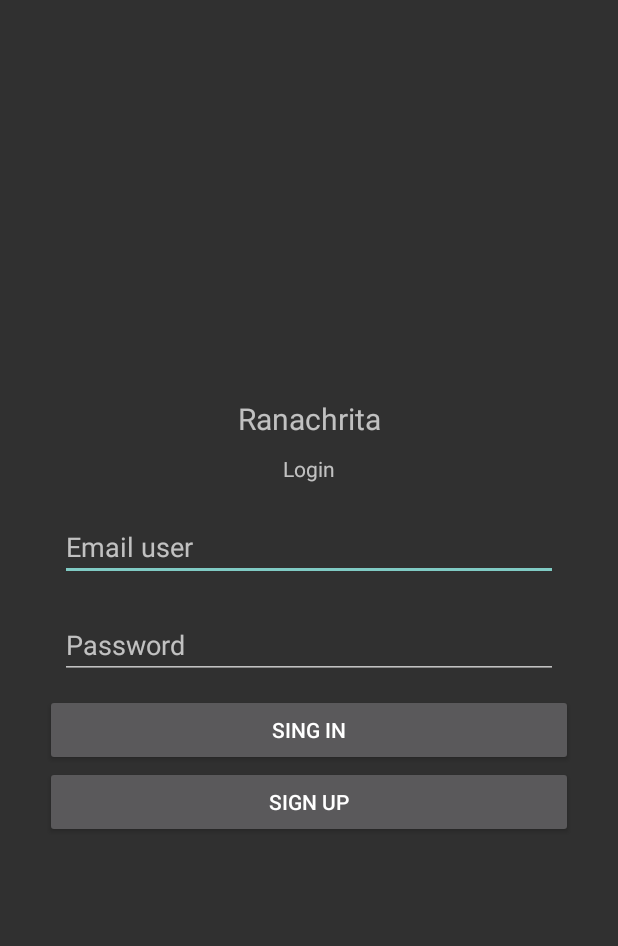
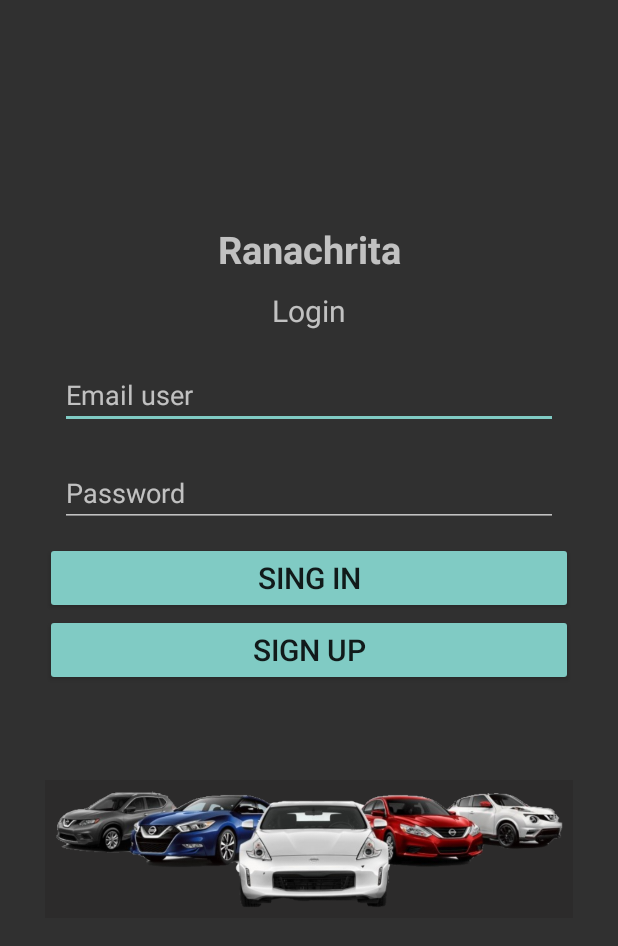
Before and after one commit to RIOlivaresV/car-rental-ranachrita, an Android app: the screen it shows after launch (MainActivity), on a phone screen of 412 x 824 dp. Shown: the top 946 px of the screen. Run offline under Robolectric (Android 15) with nearby library versions, the phone set to English and light mode, and no system bars; our stand-ins replace Firebase (no records; nobody signed in at launch, a user with empty details on screens opened directly).

Commit message:
1 August - Login Style changed

```diff
--- a/app/src/main/res/layout/fragment_login.xml
+++ b/app/src/main/res/layout/fragment_login.xml
@@ -1,5 +1,6 @@
 <?xml version="1.0" encoding="utf-8"?>
 <FrameLayout xmlns:android="http://schemas.android.com/apk/res/android"
+    xmlns:app="http://schemas.android.com/apk/res-auto"
     xmlns:tools="http://schemas.android.com/tools"
     android:layout_width="match_parent"
     android:layout_height="match_parent"
@@ -20,7 +21,8 @@
             android:layout_height="wrap_content"
             android:gravity="center"
             android:text="Ranachrita"
-            android:textSize="20sp" />
+            android:textStyle="bold"
+            android:textSize="25sp" />
 
         <TextView
             android:id="@+id/titleLogin"
@@ -28,6 +30,7 @@
             android:layout_height="wrap_content"
             android:layout_margin="10sp"
             android:gravity="center"
+            android:textSize="20sp"
             android:text="Login" />
 
         <EditText
@@ -35,7 +38,7 @@
             android:layout_width="match_parent"
             android:layout_height="wrap_content"
             android:layout_margin="10sp"
-            android:ems="10"
+            android:ems="20"
             android:hint="Email user"
             android:inputType="textPersonName" />
 
@@ -44,7 +47,7 @@
             android:layout_width="match_parent"
             android:layout_height="wrap_content"
             android:layout_margin="10sp"
-            android:ems="10"
+            android:ems="20"
             android:hint="Password"
             android:inputType="textPersonName|textPassword" />
 
@@ -52,13 +55,22 @@
             android:id="@+id/btnLogin"
             android:layout_width="match_parent"
             android:layout_height="wrap_content"
+            android:textSize="20sp"
             android:text="Sing in" />
 
         <Button
             android:id="@+id/btnRegister"
             android:layout_width="match_parent"
             android:layout_height="wrap_content"
+            android:textSize="20sp"
             android:text="Sign up" />
+
+        <ImageView
+            android:id="@+id/carsImageForLogin"
+            android:layout_width="match_parent"
+            android:layout_height="wrap_content"
+            android:contentDescription="@string/carsImageForLogin"
+            android:src="@drawable/cars_for_login" />
 
     </LinearLayout>
 
--- a/app/src/main/res/values/strings.xml
+++ b/app/src/main/res/values/strings.xml
@@ -145,4 +145,5 @@
     <string name="msgShowReqSuccess">Your Request has been registered successfully!!</string>
     <string name="txtMsgReqWillFinalized">Your request will be finalized after a short view. Please check your notifications.</string>
     <string name="CloseBtn">Close</string>
+    <string name="carsImageForLogin">Image for login</string>
 </resources>
--- a/app/src/main/res/values/styles.xml
+++ b/app/src/main/res/values/styles.xml
@@ -2,11 +2,16 @@
 <resources>
     <style name="AppTheme" parent="Base.Theme.AppCompat">
         <item name="actionBarStyle">@style/AppTheme.ActionBarStyle</item>
+        <item name="buttonStyle">@style/AppTheme.Buttons</item>
     </style>
     <style name="AppTheme.ActionBarStyle" parent="Widget.AppCompat.ActionBar.Solid">
         <item name="logo" >@mipmap/ic_launcher</item>
         <item name="displayOptions">showHome|useLogo|showTitle</item>
     </style>
+    <style name="AppTheme.Buttons" parent="Widget.AppCompat.Button.Colored">
+
+    </style>
+
 
 
 </resources>
```
Also changed, not shown: app/src/main/res/drawable/cars_for_login.png (added).
